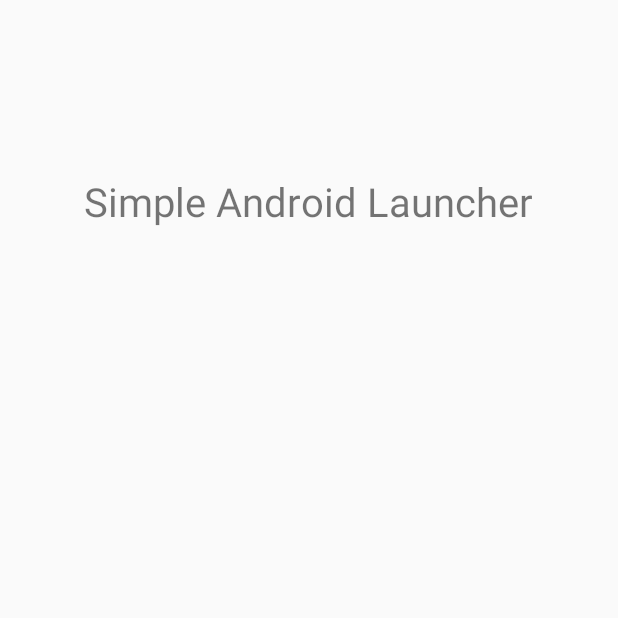
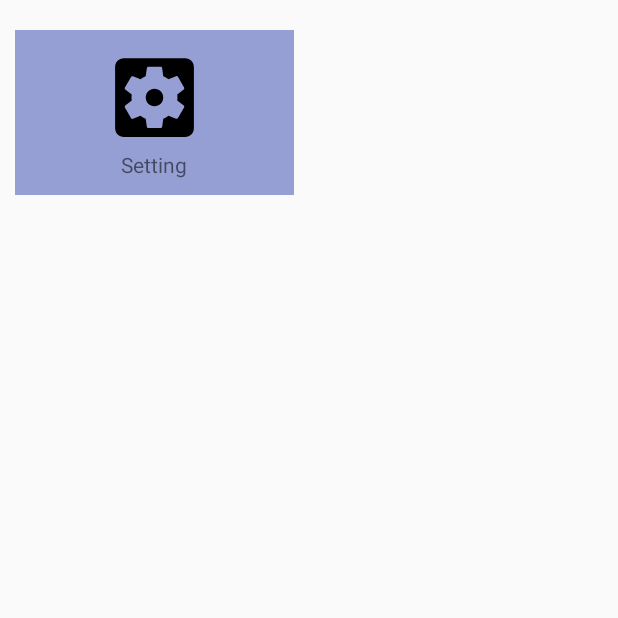
Before and after one commit to jastpower884/simple-android-launcher, an Android app: the screen it shows after launch (MainActivity before the commit, HomeActivity after it), on a phone screen of 412 x 824 dp, the top half of it. Run offline under Robolectric (Android 15) with nearby library versions, the phone set to English and light mode, and no system bars.

```diff
--- a/SimpleAndroidLauncher/app/src/main/java/org/jast/simpleandroidlauncher/AppDetail.java
+++ b/SimpleAndroidLauncher/app/src/main/java/org/jast/simpleandroidlauncher/AppDetail.java
@@ -7,9 +7,18 @@ import android.graphics.drawable.Drawable;
  */
 
 public class AppDetail {
+
+
+    public static final int TYPE_SETTING_APP = 0x000001;
+    public static final int TYPE_OTHER_APP = 0x000002;
+
+
     CharSequence label;
     CharSequence name;
     Drawable icon;
+
+    int appType;
+
 
     public CharSequence getLabel() {
         return label;
@@ -22,4 +31,9 @@ public class AppDetail {
     public Drawable getIcon() {
         return icon;
     }
+
+
+    public int getAppType() {
+        return appType;
+    }
 }
--- a/SimpleAndroidLauncher/app/src/main/java/org/jast/simpleandroidlauncher/HomeActivity.java
+++ b/SimpleAndroidLauncher/app/src/main/java/org/jast/simpleandroidlauncher/HomeActivity.java
@@ -3,6 +3,7 @@ package org.jast.simpleandroidlauncher;
 import android.content.Intent;
 import android.content.pm.PackageManager;
 import android.content.pm.ResolveInfo;
+import android.support.v4.content.ContextCompat;
 import android.support.v7.app.AppCompatActivity;
 import android.os.Bundle;
 import android.support.v7.widget.GridLayoutManager;
@@ -55,21 +56,29 @@ public class HomeActivity extends AppCompatActivity {
         manager = getPackageManager();
         apps = new ArrayList<>();
 
+        // add the setting icon
         Intent i = new Intent(Intent.ACTION_MAIN, null);
         i.addCategory(Intent.CATEGORY_LAUNCHER);
+        AppDetail app = new AppDetail();
+        app.label = "Setting";
+        app.name = SettingActivity.class.getName();
+        app.icon = ContextCompat.getDrawable(getApplicationContext(), R.drawable.ic_settings_applications_black_50dp);
+        app.appType = AppDetail.TYPE_SETTING_APP;
+        apps.add(app);
 
         List<ResolveInfo> availableActivities = manager.queryIntentActivities(i, 0);
         for (ResolveInfo ri : availableActivities) {
-            AppDetail app = new AppDetail();
+            app = new AppDetail();
             for (String stayApp : stayApps) {
-//                if (stayApp.equals(ri.activityInfo.packageName)) {
-                app.label = ri.loadLabel(manager);
-                app.name = ri.activityInfo.packageName;
-                Log.v("+=====+", "app.name:" + app.name);
-                app.icon = ri.activityInfo.loadIcon(manager);
-                apps.add(app);
-//                    break;
-//                }
+                if (stayApp.equals(ri.activityInfo.packageName)) {
+                    app.label = ri.loadLabel(manager);
+                    app.name = ri.activityInfo.packageName;
+                    Log.v("+=====+", "app.name:" + app.name);
+                    app.icon = ri.activityInfo.loadIcon(manager);
+                    app.appType = AppDetail.TYPE_OTHER_APP;
+                    apps.add(app);
+                    break;
+                }
 
             }
         }
--- /dev/null
+++ b/SimpleAndroidLauncher/app/src/main/res/drawable/ic_settings_applications_black_50dp.xml
@@ -0,0 +1,4 @@
+<vector android:height="50dp" android:viewportHeight="24.0"
+    android:viewportWidth="24.0" android:width="50dp" xmlns:android="http://schemas.android.com/apk/res/android">
+    <path android:fillColor="#FF000000" android:pathData="M12,10c-1.1,0 -2,0.9 -2,2s0.9,2 2,2 2,-0.9 2,-2 -0.9,-2 -2,-2zM19,3L5,3c-1.11,0 -2,0.9 -2,2v14c0,1.1 0.89,2 2,2h14c1.11,0 2,-0.9 2,-2L21,5c0,-1.1 -0.89,-2 -2,-2zM17.25,12c0,0.23 -0.02,0.46 -0.05,0.68l1.48,1.16c0.13,0.11 0.17,0.3 0.08,0.45l-1.4,2.42c-0.09,0.15 -0.27,0.21 -0.43,0.15l-1.74,-0.7c-0.36,0.28 -0.76,0.51 -1.18,0.69l-0.26,1.85c-0.03,0.17 -0.18,0.3 -0.35,0.3h-2.8c-0.17,0 -0.32,-0.13 -0.35,-0.29l-0.26,-1.85c-0.43,-0.18 -0.82,-0.41 -1.18,-0.69l-1.74,0.7c-0.16,0.06 -0.34,0 -0.43,-0.15l-1.4,-2.42c-0.09,-0.15 -0.05,-0.34 0.08,-0.45l1.48,-1.16c-0.03,-0.23 -0.05,-0.46 -0.05,-0.69 0,-0.23 0.02,-0.46 0.05,-0.68l-1.48,-1.16c-0.13,-0.11 -0.17,-0.3 -0.08,-0.45l1.4,-2.42c0.09,-0.15 0.27,-0.21 0.43,-0.15l1.74,0.7c0.36,-0.28 0.76,-0.51 1.18,-0.69l0.26,-1.85c0.03,-0.17 0.18,-0.3 0.35,-0.3h2.8c0.17,0 0.32,0.13 0.35,0.29l0.26,1.85c0.43,0.18 0.82,0.41 1.18,0.69l1.74,-0.7c0.16,-0.06 0.34,0 0.43,0.15l1.4,2.42c0.09,0.15 0.05,0.34 -0.08,0.45l-1.48,1.16c0.03,0.23 0.05,0.46 0.05,0.69z"/>
+</vector>
```
Also changed, not shown: SimpleAndroidLauncher/app/src/main/AndroidManifest.xml (+5 -14 lines), SimpleAndroidLauncher/app/src/main/java/org/jast/simpleandroidlauncher/AppListAdapter.java (+20 -2 lines), SimpleAndroidLauncher/app/src/main/java/org/jast/simpleandroidlauncher/SettingActivity.java (added, +85 -0 lines), SimpleAndroidLauncher/app/src/main/res/layout/activity_setting.xml (added, +26 -0 lines).
